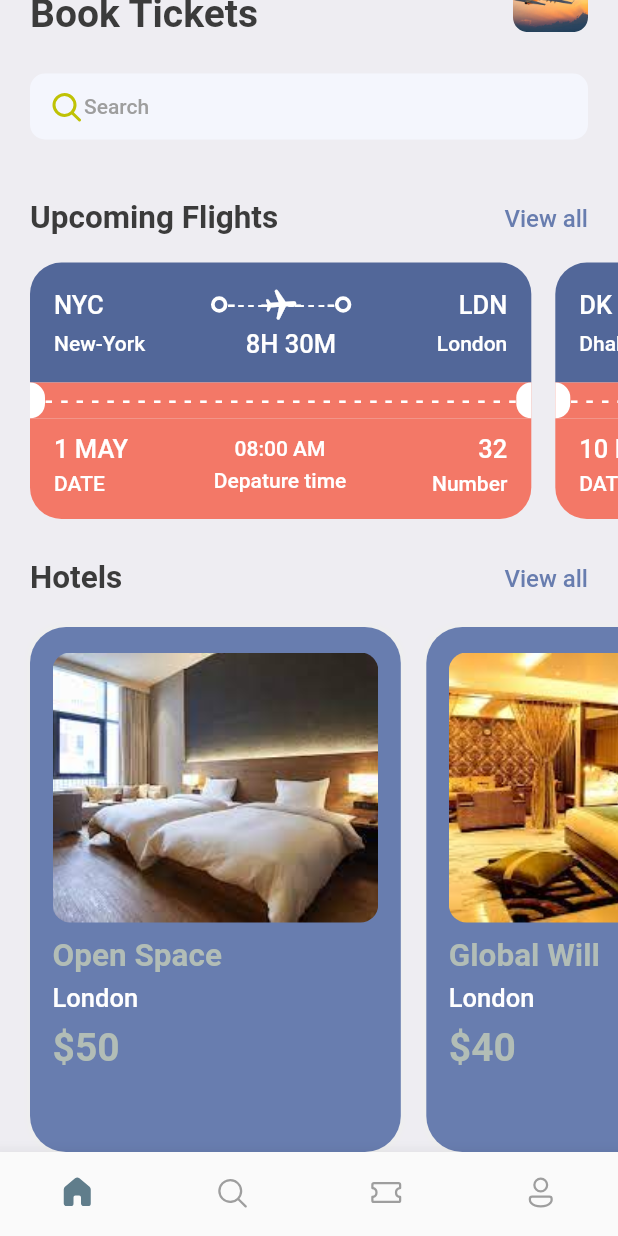
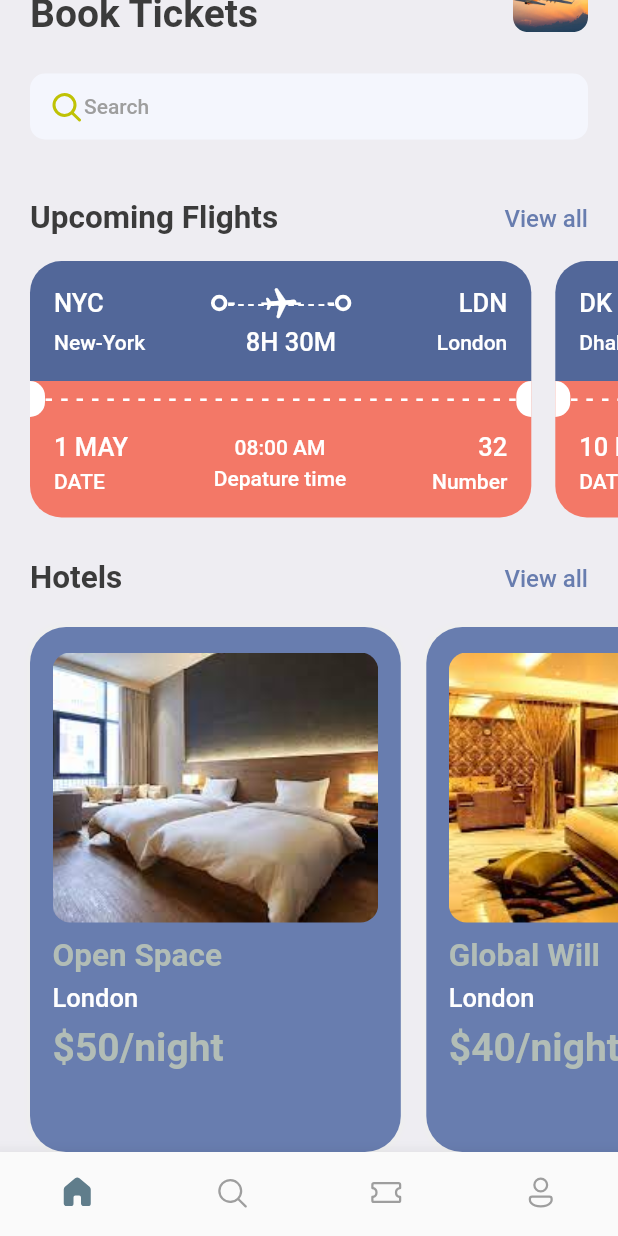
Before and after one commit to jabirkhalif/flutter_ticket_app, a Flutter app: the screen it shows after launch, scrolled down 71 dp, on a phone screen of 412 x 824 dp. Run offline on Flutter 3.47's test engine with Material 2 defaults, Android fonts, the phone set to English and light mode, and no system bars; our stand-ins replace fluentui_icons, get.

Commit message:
made screen and height pixel detection dynamic by use of getx and custom fucntions in the applayout file of utils folder

```diff
--- a/lib/screens/hotels.dart
+++ b/lib/screens/hotels.dart
@@ -9,11 +9,10 @@ class Hotels extends StatelessWidget {
 
   @override
   Widget build(BuildContext context) {
-    print('the hotels are ${hotels['place']}');
     final size = AppLayout.getSize(context);
     return Container(
         width: size.width * 0.6,
-        height: 350,
+        height: AppLayout.getScreenHeight(350),
         padding: const EdgeInsets.symmetric(horizontal: 15, vertical: 17),
         margin: const EdgeInsets.only(right: 17, top: 5),
         decoration: BoxDecoration(
@@ -28,7 +27,7 @@ class Hotels extends StatelessWidget {
           crossAxisAlignment: CrossAxisAlignment.start,
           children: [
             Container(
-              height: 180,
+              height: AppLayout.getScreenHeight(180),
               decoration: BoxDecoration(
                   borderRadius: BorderRadius.circular(12),
                   color: Styles.primaryColor,
@@ -36,16 +35,16 @@ class Hotels extends StatelessWidget {
                       fit: BoxFit.cover,
                       image: AssetImage("assets/images/${hotels['image']}"))),
             ),
-            const SizedBox(
-              height: 10,
+            SizedBox(
+              height: AppLayout.getScreenHeight(10),
             ),
             Text('${hotels['place']}',
                 style: Styles.headLineStyle2.copyWith(color: Styles.kakiColor)),
-            const SizedBox(height: 5),
+            SizedBox(height: AppLayout.getScreenHeight(5)),
             Text('${hotels['destination']}',
                 style: Styles.headLineStyle3.copyWith(color: Colors.white)),
-            const SizedBox(height: 8),
-            Text('\$${hotels['price']}',
+            SizedBox(height: AppLayout.getScreenHeight(8)),
+            Text('\$${hotels['price']}/night',
                 style: Styles.headLineStyle.copyWith(color: Styles.kakiColor)),
           ],
         ));
--- a/lib/screens/ticket_view.dart
+++ b/lib/screens/ticket_view.dart
@@ -13,18 +13,20 @@ class Ticket extends StatelessWidget {
     final size = AppLayout.getSize(context);
     return SizedBox(
       width: size.width * 0.85,
-      height: 200,
+      height: AppLayout.getScreenHeight(200),
       child: Container(
-        margin: const EdgeInsets.only(right: 16, top: 17),
+        margin: EdgeInsets.only(
+            right: AppLayout.GetWidth(16), top: AppLayout.getScreenHeight(16)),
         child: Column(
           children: [
             Container(
-              decoration: const BoxDecoration(
-                  color: Color(0xFF526799),
+              decoration: BoxDecoration(
+                  color: const Color(0xFF526799),
                   borderRadius: BorderRadius.only(
-                      topLeft: Radius.circular(21),
-                      topRight: Radius.circular(21))),
-              padding: const EdgeInsets.all(16),
+                      topLeft: Radius.circular(AppLayout.getScreenHeight(21)),
+                      topRight:
+                          Radius.circular(AppLayout.getScreenHeight(21)))),
+              padding: EdgeInsets.all(AppLayout.getScreenHeight(16)),
               child: Column(
                 children: [
                   Row(
@@ -39,7 +41,7 @@ class Ticket extends StatelessWidget {
                       Expanded(
                         child: Stack(children: [
                           SizedBox(
-                            height: 24,
+                            height: AppLayout.getScreenHeight(24),
                             child: LayoutBuilder(
                               builder: (BuildContext context,
                                   BoxConstraints constraints) {
@@ -62,7 +64,7 @@ class Ticket extends StatelessWidget {
                             ),
                           ),
                           SizedBox(
-                            height: 24,
+                            height: AppLayout.getScreenHeight(24),
                             child: LayoutBuilder(
                               builder: (BuildContext context,
                                   BoxConstraints constraints) {
@@ -105,7 +107,7 @@ class Ticket extends StatelessWidget {
                     ],
                   ),
                   Container(
-                    margin: const EdgeInsets.only(top: 4),
+                    margin: EdgeInsets.only(top: AppLayout.getScreenHeight(4)),
                     child: Row(
                       mainAxisAlignment: MainAxisAlignment.spaceBetween,
                       children: [
@@ -136,15 +138,16 @@ class Ticket extends StatelessWidget {
               color: Styles.orangeColor,
               child: Row(
                 children: [
-                  const SizedBox(
-                      height: 24,
-                      width: 10,
+                  SizedBox(
+                      height: AppLayout.getScreenHeight(24),
+                      width: AppLayout.GetWidth(10),
                       child: DecoratedBox(
                           decoration: BoxDecoration(
                         color: Colors.white,
                         borderRadius: BorderRadius.only(
-                          topRight: Radius.circular(10),
-                          bottomRight: Radius.circular(10),
+                          topRight:
+                              Radius.circular(AppLayout.getScreenHeight(10)),
+                          bottomRight: Radius.circular(AppLayout.GetWidth(10)),
                         ),
                       ))),
                   Expanded(child: LayoutBuilder(
@@ -165,15 +168,17 @@ class Ticket extends StatelessWidget {
                       );
                     },
                   )),
-                  const SizedBox(
-                      height: 24,
-                      width: 10,
+                  SizedBox(
+                      height: AppLayout.getScreenHeight(24),
+                      width: AppLayout.GetWidth(10),
                       child: DecoratedBox(
                           decoration: BoxDecoration(
                         color: Colors.white,
                         borderRadius: BorderRadius.only(
-                          topLeft: Radius.circular(10),
-                          bottomLeft: Radius.circular(10),
+                          topLeft:
+                              Radius.circular(AppLayout.getScreenHeight(10)),
+                          bottomLeft:
+                              Radius.circular(AppLayout.getScreenHeight(10)),
                         ),
                       ))),
                 ],
@@ -183,11 +188,16 @@ class Ticket extends StatelessWidget {
             Container(
               decoration: BoxDecoration(
                   color: Styles.orangeColor,
-                  borderRadius: const BorderRadius.only(
-                      bottomLeft: Radius.circular(21),
-                      bottomRight: Radius.circular(21))),
-              padding: const EdgeInsets.only(
-                  top: 10, bottom: 16, left: 16, right: 16),
+                  borderRadius: BorderRadius.only(
+                      bottomLeft:
+                          Radius.circular(AppLayout.getScreenHeight(21)),
+                      bottomRight:
+                          Radius.circular(AppLayout.getScreenHeight(21)))),
+              padding: EdgeInsets.only(
+                  top: AppLayout.getScreenHeight(10),
+                  bottom: AppLayout.getScreenHeight(16),
+                  left: AppLayout.GetWidth(16),
+                  right: AppLayout.GetWidth(16)),
               child: Row(
                 mainAxisAlignment: MainAxisAlignment.spaceBetween,
                 children: [
@@ -199,7 +209,9 @@ class Ticket extends StatelessWidget {
                         style:
                             Styles.headLineStyle3.copyWith(color: Colors.white),
                       ),
-                      const SizedBox(height: 5, width: 5),
+                      SizedBox(
+                          height: AppLayout.getScreenHeight(5),
+                          width: AppLayout.GetWidth(5)),
                       Text(
                         'DATE',
                         style:
@@ -215,7 +227,9 @@ class Ticket extends StatelessWidget {
                         style:
                             Styles.headLineStyle4.copyWith(color: Colors.white),
                       ),
-                      const SizedBox(height: 5, width: 5),
+                      SizedBox(
+                          height: AppLayout.getScreenHeight(5),
+                          width: AppLayout.GetWidth(5)),
                       Text(
                         'Depature time',
                         style:
@@ -231,7 +245,9 @@ class Ticket extends StatelessWidget {
                         style:
                             Styles.headLineStyle3.copyWith(color: Colors.white),
                       ),
-                      const SizedBox(height: 5, width: 5),
+                      SizedBox(
+                          height: AppLayout.getScreenHeight(5),
+                          width: AppLayout.GetWidth(5)),
                       Text(
                         'Number',
                         style:
--- a/lib/utils/app_layout.dart
+++ b/lib/utils/app_layout.dart
@@ -1,7 +1,26 @@
 import 'package:flutter/cupertino.dart';
+import 'package:get/get.dart';
 
 class AppLayout {
   static getSize(BuildContext context) {
     return MediaQuery.of(context).size;
   }
+
+  static getHeight() {
+    return Get.height;
+  }
+
+  static getScreenWidth() {
+    return Get.width;
+  }
+
+  static getScreenHeight(double pixels) {
+    double x = getHeight() / pixels;
+    return getHeight() / x;
+  }
+
+  static GetWidth(double pixels) {
+    double x = getScreenWidth() / pixels;
+    return getScreenWidth() / x;
+  }
 }
```
